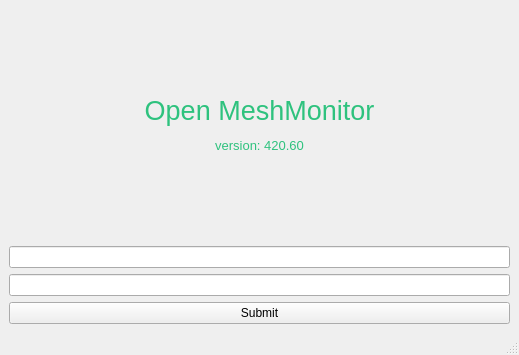
This is gui/meshInterface/loginWindow.ui in Dennis-Smith414/open-meshtastic-monitor as Qt 5 draws it before an edit. The edited form follows.
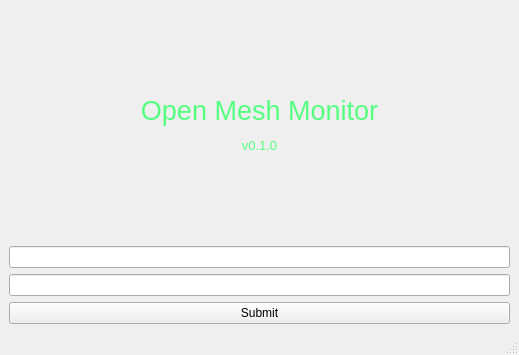
This is the edited form.

```diff
--- a/gui/meshInterface/loginWindow.ui
+++ b/gui/meshInterface/loginWindow.ui
@@ -21,7 +21,7 @@
     <item>
      <widget class="QLabel" name="title">
       <property name="text">
-       <string>&lt;html&gt;&lt;head/&gt;&lt;body&gt;&lt;p align=&quot;center&quot;&gt;&lt;span style=&quot; font-size:20pt; color:#2ec27e;&quot;&gt;Open MeshMonitor&lt;/span&gt;&lt;/p&gt;&lt;p align=&quot;center&quot;&gt;&lt;span style=&quot; font-size:10pt; color:#2ec27e;&quot;&gt;version: 420.60&lt;/span&gt;&lt;/p&gt;&lt;/body&gt;&lt;/html&gt;</string>
+       <string>&lt;html&gt;&lt;head/&gt;&lt;body&gt;&lt;p align=&quot;center&quot;&gt;&lt;span style=&quot; font-size:20pt; color:#55ff7f;&quot;&gt;Open Mesh Monitor&lt;/span&gt;&lt;/p&gt;&lt;p align=&quot;center&quot;&gt;&lt;span style=&quot; font-size:10pt; color:#55ff7f;&quot;&gt;v0.1.0&lt;/span&gt;&lt;/p&gt;&lt;/body&gt;&lt;/html&gt;</string>
       </property>
      </widget>
     </item>
```
Left out of the diff: 2 changed lines with no effect on the pictures.
